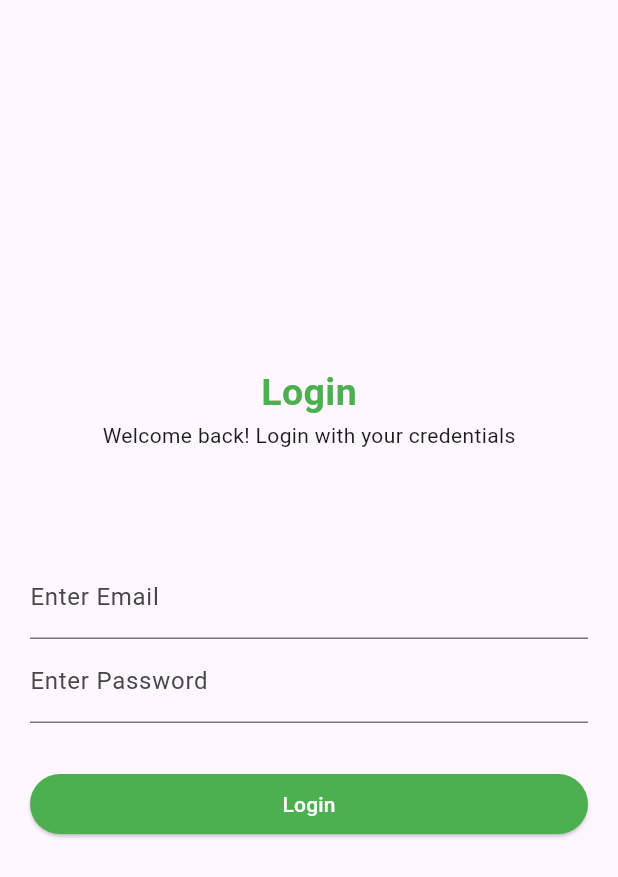
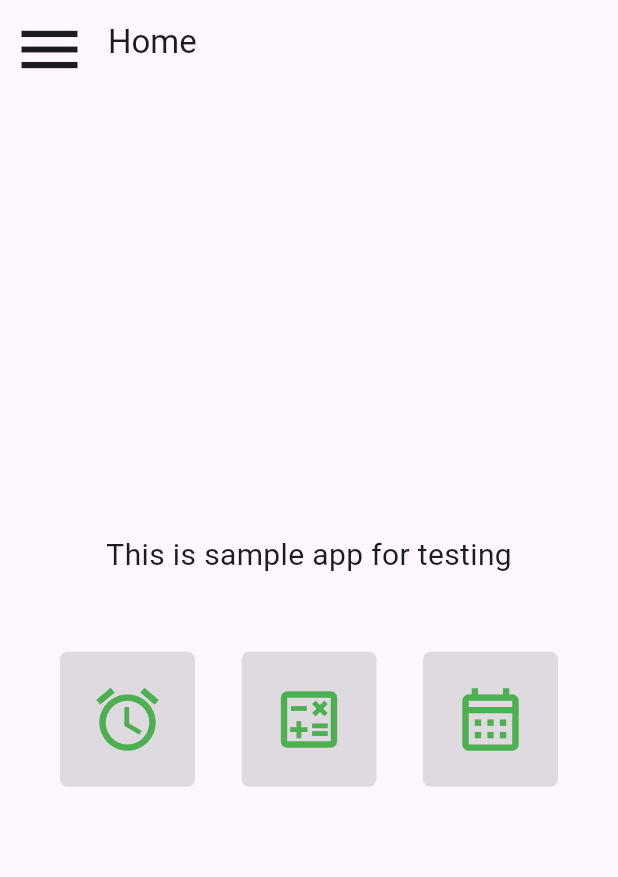
Before and after one commit to Kamleshpaul/flutter-practice, a Flutter app: the screen it shows after launch, after a tap on "Login", on a phone screen of 412 x 824 dp. Shown: the top 877 px of the screen. Run offline on Flutter 3.47's test engine with Material 2 defaults, Android fonts, the phone set to English and light mode, and no system bars.

Commit message:
home screen added and logout button added

```diff
--- a/lib/main.dart
+++ b/lib/main.dart
@@ -1,3 +1,4 @@
+import 'package:cp_mobile/screens/home_screen.dart';
 import 'package:cp_mobile/screens/login_screen.dart';
 import 'package:flutter/material.dart';
 
@@ -17,7 +18,11 @@ class MyApp extends StatelessWidget {
         colorScheme: ColorScheme.fromSeed(seedColor: Colors.deepPurple),
         useMaterial3: true,
       ),
-      home: const LoginPage(),
+      initialRoute: '/',
+      routes: {
+        '/': (context) => const LoginPage(),
+        '/home': (context) => const HomePage(),
+        },
     );
   }
 }
--- /dev/null
+++ b/lib/screens/home_screen.dart
@@ -0,0 +1,160 @@
+import 'package:flutter/material.dart';
+
+class HomePage extends StatefulWidget {
+  const HomePage({super.key});
+
+  @override
+  State<HomePage> createState() => _HomePageState();
+}
+
+class _HomePageState extends State<HomePage> {
+  final GlobalKey<ScaffoldState> _scaffoldKey = GlobalKey<ScaffoldState>();
+
+  @override
+  Widget build(BuildContext context) {
+    return Scaffold(
+      key: _scaffoldKey,
+      appBar: AppBar(
+        title: const Text('Home'),
+        automaticallyImplyLeading: false,
+        leading: IconButton(
+            onPressed: () => {_scaffoldKey.currentState!.openDrawer()},
+            icon: const Icon(
+              Icons.menu,
+              size: 50,
+            )),
+      ),
+      drawer: Drawer(
+        width: 250,
+        backgroundColor: Colors.black54,
+        child: Column(
+          children: [
+            Expanded(
+              child: ListView(
+                padding: const EdgeInsets.only(top: 100, left: 15),
+                children: [
+                  GestureDetector(
+                    child: buildDrawerMenuItem('Home', Icons.home_filled),
+                    onTap: () => {_showAlert(context, 'Home drawer clicked')},
+                  ),
+                  const SizedBox(height: 10),
+                  GestureDetector(
+                    child:
+                        buildDrawerMenuItem('Alarm', Icons.alarm_add_outlined),
+                    onTap: () => {_showAlert(context, 'Alarm drawer clicked')},
+                  ),
+                  const SizedBox(height: 10),
+                  GestureDetector(
+                    child: buildDrawerMenuItem(
+                        'Calendar', Icons.calendar_month_outlined),
+                    onTap: () =>
+                        {_showAlert(context, 'Calendar drawer clicked')},
+                  ),
+                  const SizedBox(height: 10),
+                  GestureDetector(
+                    child: buildDrawerMenuItem(
+                        'Calculator', Icons.calculate_outlined),
+                    onTap: () =>
+                        {_showAlert(context, 'Calculator drawer clicked')},
+                  ),
+                ],
+              ),
+            ),
+            Container(
+              padding: const EdgeInsets.all(30),
+              child: Column(
+                crossAxisAlignment: CrossAxisAlignment.start,
+                children: [
+                  GestureDetector(
+                    child: buildDrawerMenuItem('Logout', Icons.logout),
+                    onTap: () => {Navigator.pushNamed(context, '/')},
+                  ),
+                ],
+              ),
+            ),
+          ],
+        ),
+      ),
+      body: Padding(
+        padding: const EdgeInsets.all(40),
+        child: Column(mainAxisAlignment: MainAxisAlignment.center, children: [
+          const Text(
+            'This is sample app for testing',
+            style: TextStyle(fontSize: 20),
+          ),
+          const SizedBox(height: 50),
+          Row(
+            mainAxisAlignment: MainAxisAlignment.spaceBetween,
+            children: [
+              GestureDetector(
+                  onTap: () => {_showAlert(context, 'Clicked on Alarm')},
+                  child: buildCard(Icons.access_alarm_outlined)),
+              const SizedBox(width: 10),
+              GestureDetector(
+                  onTap: () => {_showAlert(context, 'Clicked on Calculator')},
+                  child: buildCard(Icons.calculate_outlined)),
+              const SizedBox(width: 10),
+              GestureDetector(
+                  onTap: () => {_showAlert(context, 'Clicked on Calendar')},
+                  child: buildCard(Icons.calendar_month_outlined)),
+            ],
+          )
+        ]),
+      ),
+    );
+  }
+
+  Row buildDrawerMenuItem(String text, IconData icon) {
+    return Row(
+      children: [
+        Icon(
+          icon,
+          size: 30,
+          color: Colors.white,
+        ),
+        const SizedBox(
+          width: 10,
+        ),
+        Text(
+          text,
+          style: const TextStyle(color: Colors.white, fontSize: 30),
+        ),
+      ],
+    );
+  }
+
+  Container buildCard(IconData icon) {
+    return Container(
+        padding: const EdgeInsets.all(20),
+        decoration: BoxDecoration(
+            color: Colors.black12, borderRadius: BorderRadius.circular(5)),
+        child: SizedBox(
+            height: 50,
+            width: 50,
+            child: Icon(
+              icon,
+              size: 50,
+              color: Colors.green,
+            )));
+  }
+}
+
+void _showAlert(BuildContext context, String msg) {
+  showDialog(
+    context: context,
+    builder: (BuildContext context) {
+      return AlertDialog(
+        title: const Text('Alert'),
+        content: Text(msg),
+        actions: [
+          TextButton(
+            onPressed: () {
+              Navigator.pop(context);
+            },
+            child: const Text('OK'),
+          ),
+        ],
+      );
+    },
+  );
+}
--- a/lib/screens/login_screen.dart
+++ b/lib/screens/login_screen.dart
@@ -26,6 +26,9 @@ class _LoginPageState extends State<LoginPage> {
                 fontWeight: FontWeight.bold,
               ),
             ),
+            const SizedBox(
+              height: 10,
+            ),
             const Text('Welcome back! Login with your credentials'),
             const SizedBox(height: 50),
             Padding(
@@ -52,9 +55,7 @@ class _LoginPageState extends State<LoginPage> {
                               MaterialStatePropertyAll(Colors.green),
                         ),
                         onPressed: () {
-                          debugPrint(_emailController.text);
-
-                          debugPrint(_passwordController.text);
+                          Navigator.pushNamed(context, '/home');
                         },
                         child: const Text(
                           'Login',
```
